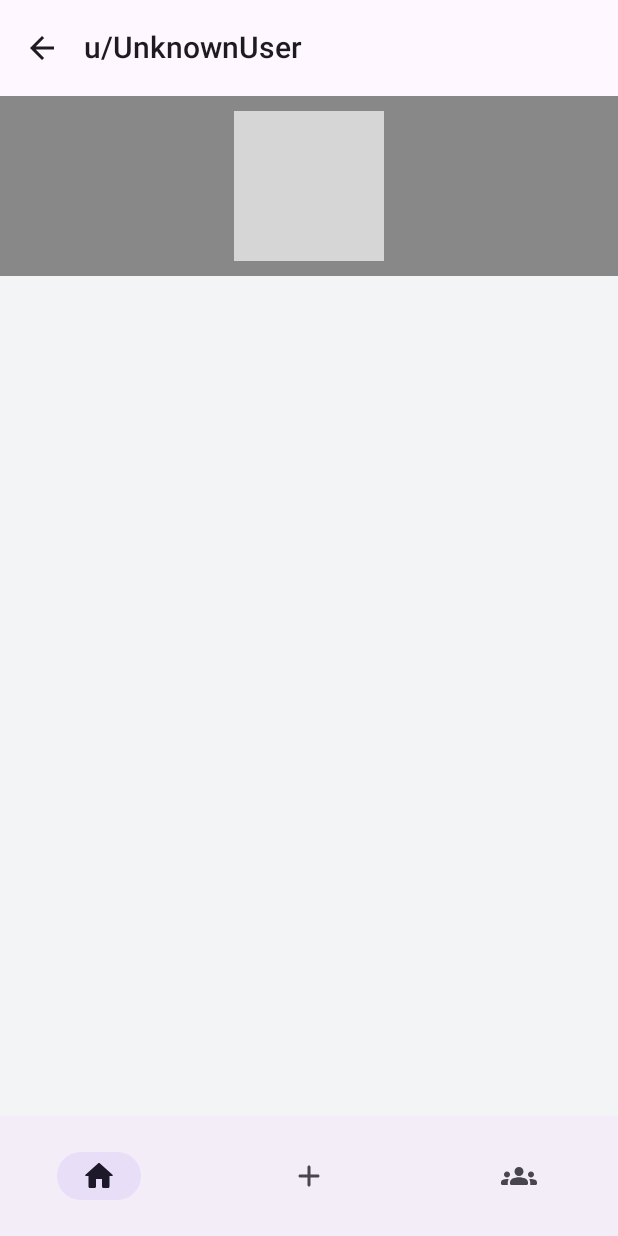
After one commit to S0lux/baddit-mobile, an Android app built with Jetpack Compose: the ProfileScreen screen opened through its navigation route, on a phone screen of 412 x 824 dp. The commit adds this screen. Run offline under Robolectric (Android 15) with nearby library versions, the phone set to English and light mode, and no system bars; our stand-ins replace Dagger/Hilt's generated code; pictures from the network do not load; grey boxes are pictures that could not be loaded.

Commit message:
Added Profile View Based And Updated Home Posts Rendered

```diff
--- a/app/src/main/java/com/example/baddit/MainActivity.kt
+++ b/app/src/main/java/com/example/baddit/MainActivity.kt
@@ -30,6 +30,7 @@ import com.example.baddit.presentation.screens.community.CommunityScreen
 import com.example.baddit.presentation.screens.createPost.CreatePostScreen
 import com.example.baddit.presentation.screens.home.HomeScreen
 import com.example.baddit.presentation.screens.login.LoginScreen
+import com.example.baddit.presentation.screens.profile.ProfileScreen
 import com.example.baddit.presentation.screens.signup.SignupScreen
 import com.example.baddit.presentation.utils.Auth
 import com.example.baddit.presentation.utils.Community
@@ -37,6 +38,7 @@ import com.example.baddit.presentation.utils.CreatePost
 import com.example.baddit.presentation.utils.Home
 import com.example.baddit.presentation.utils.Login
 import com.example.baddit.presentation.utils.Main
+import com.example.baddit.presentation.utils.Profile
 import com.example.baddit.presentation.utils.SignUp
 import com.example.baddit.ui.theme.BadditTheme
 import dagger.hilt.android.AndroidEntryPoint
@@ -57,31 +59,42 @@ class MainActivity : ComponentActivity() {
 
             val navController = rememberNavController()
             val barState = rememberSaveable { mutableStateOf(true) }
+            val userTopBarState = rememberSaveable { mutableStateOf(false) }
             val navBackStackEntry by navController.currentBackStackEntryAsState()
 
             when (navBackStackEntry?.destination?.route) {
                 "com.example.baddit.presentation.utils.Home" -> {
                     // Show BottomBar and TopBar
                     barState.value = true
+                    userTopBarState.value = false
                 }
 
                 "com.example.baddit.presentation.utils.CreatePost" -> {
                     // Show BottomBar and TopBar
                     barState.value = true
+                    userTopBarState.value = false
                 }
 
                 "com.example.baddit.presentation.utils.Community" -> {
                     // Show BottomBar and TopBar
                     barState.value = true
+                    userTopBarState.value = false
                 }
 
                 "com.example.baddit.presentation.utils.SignUp" -> {
                     // Hide BottomBar and TopBar
                     barState.value = false
+                    userTopBarState.value = false
                 }
 
                 "com.example.baddit.presentation.utils.Login" -> {
                     barState.value = false
+                    userTopBarState.value = false
+                }
+
+                "com.example.baddit.presentation.utils.Profile" -> {
+                    barState.value = true
+                    userTopBarState.value = true
                 }
             }
 
@@ -97,7 +110,7 @@ class MainActivity : ComponentActivity() {
                             )
                         },
                         topBar = {
-                            TopNavigationBar(navController = navController, barState = barState)
+                            TopNavigationBar(navController = navController, barState = barState ,userTopBarState = userTopBarState)
                         }
                     ) {
                         NavHost(
@@ -119,6 +132,11 @@ class MainActivity : ComponentActivity() {
                                 composable<Community> {
                                     SlideHorizontally {
                                         CommunityScreen()
+                                    }
+                                }
+                                composable<Profile> {
+                                    SlideHorizontally {
+                                        ProfileScreen()
                                     }
                                 }
                             }
--- a/app/src/main/java/com/example/baddit/domain/model/posts/PostResponseDTOItem.kt
+++ b/app/src/main/java/com/example/baddit/domain/model/posts/PostResponseDTOItem.kt
@@ -3,7 +3,7 @@ package com.example.baddit.domain.model.posts
 data class PostResponseDTOItem(
     val author: Author,
     val commentCount: Int,
-    val community: Community,
+    val community: Community?,
     val content: String,
     val createdAt: String,
     val id: String,
--- a/app/src/main/java/com/example/baddit/presentation/components/TopNavigationBar.kt
+++ b/app/src/main/java/com/example/baddit/presentation/components/TopNavigationBar.kt
@@ -5,23 +5,36 @@ import androidx.compose.animation.AnimatedVisibility
 import androidx.compose.animation.slideInVertically
 import androidx.compose.animation.slideOutVertically
 import androidx.compose.foundation.layout.aspectRatio
+import androidx.compose.foundation.layout.defaultMinSize
+import androidx.compose.foundation.layout.fillMaxWidth
 import androidx.compose.foundation.layout.height
+import androidx.compose.foundation.layout.size
+import androidx.compose.foundation.layout.width
 import androidx.compose.foundation.shape.CircleShape
 import androidx.compose.material3.ExperimentalMaterial3Api
 import androidx.compose.material3.Icon
 import androidx.compose.material3.IconButton
+import androidx.compose.material3.Text
 import androidx.compose.material3.TopAppBar
+import androidx.compose.material3.TopAppBarColors
 import androidx.compose.runtime.Composable
 import androidx.compose.runtime.MutableState
 import androidx.compose.runtime.getValue
 import androidx.compose.runtime.mutableIntStateOf
+import androidx.compose.runtime.mutableStateOf
 import androidx.compose.runtime.remember
+import androidx.compose.runtime.saveable.rememberSaveable
 import androidx.compose.runtime.setValue
 import androidx.compose.ui.Modifier
 import androidx.compose.ui.draw.clip
+import androidx.compose.ui.graphics.Color
+import androidx.compose.ui.layout.ContentScale
 import androidx.compose.ui.platform.LocalContext
 import androidx.compose.ui.res.painterResource
+import androidx.compose.ui.text.TextStyle
+import androidx.compose.ui.text.font.FontWeight
 import androidx.compose.ui.unit.dp
+import androidx.compose.ui.unit.sp
 import androidx.hilt.navigation.compose.hiltViewModel
 import androidx.navigation.NavHostController
 import coil.compose.AsyncImage
@@ -29,7 +42,10 @@ import coil.request.ImageRequest
 import com.example.baddit.R
 import com.example.baddit.presentation.screens.home.HomeViewModel
 import com.example.baddit.presentation.screens.login.LoginViewModel
+import com.example.baddit.presentation.utils.Home
 import com.example.baddit.presentation.utils.LeftSideBar
+import com.example.baddit.presentation.utils.Login
+import com.example.baddit.presentation.utils.Profile
 import com.example.baddit.presentation.utils.Search
 
 @OptIn(ExperimentalMaterial3Api::class)
@@ -37,6 +53,7 @@ import com.example.baddit.presentation.utils.Search
 fun TopNavigationBar(
     navController: NavHostController,
     barState: MutableState<Boolean>,
+    userTopBarState: MutableState<Boolean>,
     viewModel: LoginViewModel = hiltViewModel()
 ) {
     var selectedIndex by remember { mutableIntStateOf(0) }
@@ -44,13 +61,29 @@ fun TopNavigationBar(
         BottomNavigationItem(icon = R.drawable.baseline_menu_24, value = LeftSideBar),
         BottomNavigationItem(icon = R.drawable.baseline_search_24, value = Search),
     )
+    val loggedIn by viewModel.loggedIn
+
+    var showLoginDialog by rememberSaveable { mutableStateOf(false) }
+
+    if (showLoginDialog) {
+        com.example.baddit.presentation.screens.home.LoginDialog(
+            navigateLogin = { navController.navigate(Login) },
+            onDismiss = { showLoginDialog = false })
+    }
     AnimatedVisibility(
         visible = barState.value,
         exit = slideOutVertically(),
         enter = slideInVertically()
     ) {
-
+        if (!userTopBarState.value) {
             TopAppBar(
+                colors = TopAppBarColors(
+                    containerColor = Color.Transparent.copy(alpha = 0.3f),
+                    navigationIconContentColor = Color.White,
+                    actionIconContentColor = Color.White,
+                    scrolledContainerColor = Color.White,
+                    titleContentColor = Color.White
+                ),
                 title = { },
                 navigationIcon = {
                     IconButton(onClick = { /*TODO*/ }) {
@@ -61,35 +94,64 @@ fun TopNavigationBar(
                     }
                 },
                 actions = {
-                IconButton(onClick = { /*TODO*/ }) {
+                    IconButton(onClick = { }) {
                         Icon(
                             painter = painterResource(id = navItems[1].icon),
                             contentDescription = null
                         )
                     }
-                if (viewModel.loggedIn.value) {
+                    if (loggedIn) {
                         viewModel.currentUser.value?.let { currentUser ->
-                        IconButton(onClick = { /*TODO*/ }) {
+                            IconButton(onClick = { navController.navigate(Profile) }) {
                                 AsyncImage(
                                     model = ImageRequest.Builder(LocalContext.current)
                                         .data(currentUser.avatarUrl)
                                         .build(),
                                     contentDescription = null,
                                     modifier = Modifier
-                                    .height(40.dp)
+                                        .height(33.dp)
                                         .aspectRatio(1f)
-                                    .clip(CircleShape)
+                                        .clip(CircleShape),
+                                    contentScale = ContentScale.Crop
                                 )
                             }
                         }
                     } else {
-                    IconButton(onClick = { /*TODO*/ }) {
-                        Icon(
-                            painter = painterResource(id = navItems[1].icon),
-                            contentDescription = null
+                        IconButton(onClick = { showLoginDialog = true }) {
+                            AsyncImage(
+                                model = ImageRequest.Builder(LocalContext.current)
+                                    .data("https://i.imgur.com/mJQpR31.png")
+                                    .build(),
+                                contentDescription = null,
+                                modifier = Modifier
+                                    .height(33.dp)
+                                    .aspectRatio(1f)
+                                    .clip(CircleShape),
+                                contentScale = ContentScale.Crop
                             )
                         }
                     }
                 })
+        } else {
+            TopAppBar(
+                title = {
+                    val titleText = if (viewModel.loggedIn.value) {
+                        ("u/" + viewModel.currentUser.value?.username) ?: "u/UnknownUser"
+                    } else {
+                        "u/UnknownUser"
+                    }
+                    Text(text = titleText, style = TextStyle(fontWeight = FontWeight.SemiBold, fontSize = 20.sp))
+                },
+                navigationIcon = {
+                    IconButton(onClick = { navController.navigate(Home) }) {
+                        Icon(
+                            painter = painterResource(id = R.drawable.baseline_arrow_back_24),
+                            contentDescription = null
+                        )
+                    }
+                },
+                actions = {},
+            )
         }
     }
+}
--- /dev/null
+++ b/app/src/main/java/com/example/baddit/presentation/screens/profile/ProfileScreen.kt
@@ -0,0 +1,82 @@
+package com.example.baddit.presentation.screens.profile
+
+import androidx.compose.foundation.background
+import androidx.compose.foundation.layout.Box
+import androidx.compose.foundation.layout.aspectRatio
+import androidx.compose.foundation.layout.defaultMinSize
+import androidx.compose.foundation.layout.fillMaxWidth
+import androidx.compose.foundation.layout.height
+import androidx.compose.foundation.layout.padding
+import androidx.compose.foundation.layout.size
+import androidx.compose.foundation.shape.CircleShape
+import androidx.compose.material3.ExperimentalMaterial3Api
+import androidx.compose.material3.IconButton
+import androidx.compose.runtime.Composable
+import androidx.compose.runtime.MutableState
+import androidx.compose.runtime.getValue
+import androidx.compose.ui.Alignment
+import androidx.compose.ui.Modifier
+import androidx.compose.ui.draw.clip
+import androidx.compose.ui.graphics.Color
+import androidx.compose.ui.layout.ContentScale
+import androidx.compose.ui.platform.LocalContext
+import androidx.compose.ui.unit.Dp
+import androidx.compose.ui.unit.dp
+import androidx.hilt.navigation.compose.hiltViewModel
+import coil.compose.AsyncImage
+import coil.request.ImageRequest
+import com.example.baddit.domain.model.auth.GetMeResponseDTO
+import com.example.baddit.presentation.utils.Profile
+
+@OptIn(ExperimentalMaterial3Api::class)
+@Composable
+fun ProfileScreen(
+
+    viewModel: ProfileViewModel = hiltViewModel()
+) {
+    val currentUser = viewModel.currentUser
+    val loggedIn by viewModel.loggedIn
+    val listActions = listOf(
+        {},
+        {}
+    )
+
+
+    Box(
+        modifier = Modifier
+            .fillMaxWidth()
+            .defaultMinSize(100.dp)
+            .background(Color.Gray),
+        contentAlignment = Alignment.Center
+    ) {
+        if (loggedIn) {
+            viewModel.currentUser.value?.let { currentUser ->
+                AsyncImage(
+                    model = ImageRequest.Builder(LocalContext.current)
+                        .data(currentUser.avatarUrl)
+                        .build(),
+                    contentDescription = null,
+                    modifier = Modifier
+                        .padding(10.dp)
+                        .height(100.dp)
+                        .aspectRatio(1f)
+                        .clip(CircleShape),
+                    contentScale = ContentScale.Crop
+                )
+            }
+        } else {
+            AsyncImage(
+                model = ImageRequest.Builder(LocalContext.current)
+                    .data("https://i.imgur.com/mJQpR31.png")
+                    .build(),
+                contentDescription = null,
+                modifier = Modifier
+                    .padding(10.dp)
+                    .height(100.dp)
+                    .aspectRatio(1.0f)
+                    .clip(CircleShape),
+                contentScale = ContentScale.Fit
+            )
+        }
+    }
+}
--- /dev/null
+++ b/app/src/main/java/com/example/baddit/presentation/screens/profile/ProfileViewModel.kt
@@ -0,0 +1,70 @@
+package com.example.baddit.presentation.screens.profile
+
+import androidx.compose.runtime.getValue
+import androidx.compose.runtime.mutableStateOf
+import androidx.compose.runtime.setValue
+import androidx.lifecycle.ViewModel
+import androidx.lifecycle.viewModelScope
+import com.example.baddit.domain.error.DataError
+import com.example.baddit.domain.error.Result
+import com.example.baddit.domain.model.posts.PostResponseDTOItem
+import com.example.baddit.domain.repository.AuthRepository
+import com.example.baddit.domain.repository.PostRepository
+import dagger.hilt.android.lifecycle.HiltViewModel
+import kotlinx.coroutines.launch
+import javax.inject.Inject
+
+@HiltViewModel
+class ProfileViewModel @Inject constructor(
+    private val authRepository: AuthRepository,
+    val postRepository: PostRepository,
+
+    ) : ViewModel() {
+
+    val currentUser = authRepository.currentUser;
+
+    val loggedIn = authRepository.isLoggedIn;
+
+    var posts = mutableListOf<PostResponseDTOItem>();
+
+    private var lastPostId: String? = null;
+
+    var isRefreshing by mutableStateOf(false)
+        private set;
+
+    var error by mutableStateOf("")
+
+    fun refreshPosts() {
+        viewModelScope.launch {
+            isRefreshing = true;
+            when (val fetchPosts = postRepository.getPosts(authorName = currentUser.value!!.username)) {
+                is Result.Error -> {
+                    error = when (fetchPosts.error) {
+                        DataError.NetworkError.INTERNAL_SERVER_ERROR -> "Unable to establish connection to server"
+                        DataError.NetworkError.NO_INTERNET -> "No internet connection"
+                        else -> "An unknown network error has occurred"
+                    }
+                }
+
+                is Result.Success -> {
+                    posts.clear()
+                    error = ""
+                    lastPostId = fetchPosts.data.last().id
+
+                    posts.addAll(fetchPosts.data)
+                }
+            }
+
+            isRefreshing = false
+        }
+    }
+
+    fun onPostsSelected() {
+        refreshPosts();
+
+    }
+
+    fun onCommentsSelected() {
+
+    }
+}
--- a/app/src/main/java/com/example/baddit/presentation/utils/NavRoutes.kt
+++ b/app/src/main/java/com/example/baddit/presentation/utils/NavRoutes.kt
@@ -31,3 +31,6 @@ object  UserSideBar
 
 @Serializable
 object Search
+
+@Serializable
+object Profile
--- /dev/null
+++ b/app/src/main/res/drawable/baseline_arrow_back_24.xml
@@ -0,0 +1,5 @@
+<vector xmlns:android="http://schemas.android.com/apk/res/android" android:autoMirrored="true" android:height="24dp" android:tint="#000000" android:viewportHeight="24" android:viewportWidth="24" android:width="24dp">
+
+    <path android:fillColor="@android:color/white" android:pathData="M20,11H7.83l5.59,-5.59L12,4l-8,8 8,8 1.41,-1.41L7.83,13H20v-2z"/>
+
+</vector>
```
Also changed, not shown: app/src/main/java/com/example/baddit/presentation/components/PostCard.kt (+28 -3 lines), app/src/main/res/drawable/default_avatar.xml (added, +190 -0 lines). Lines whose indentation alone changed are shown as unchanged.
